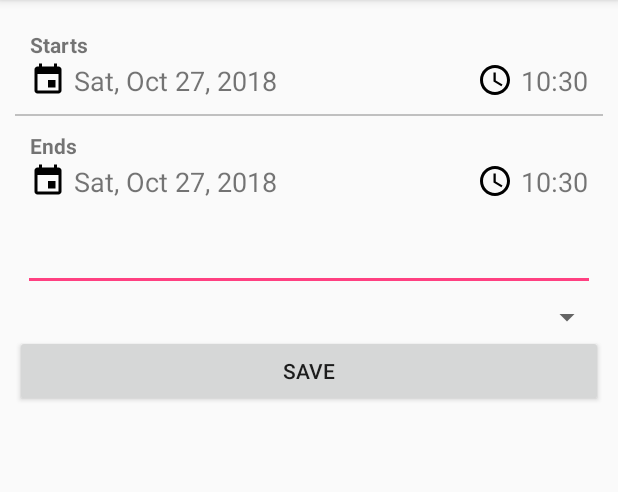
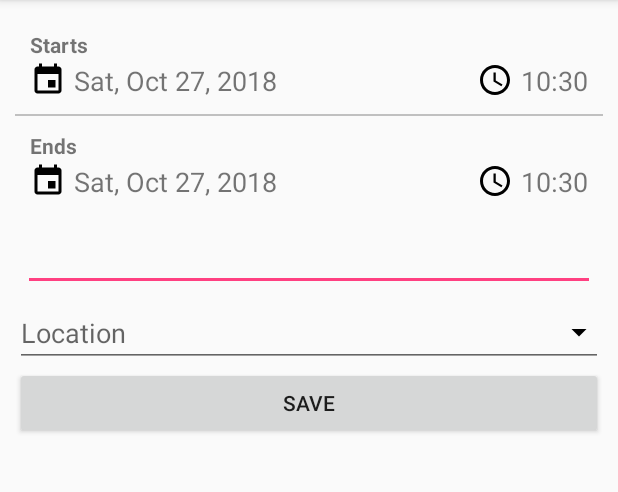
Before and after one commit to 123robi/FeeCollector, an Android app: the AddEvent screen opened directly, with no data from a screen before it, on a phone screen of 412 x 824 dp, the part 84-576 px from its top. Run offline under Robolectric (Android 15) with nearby library versions, the phone set to English and light mode, and no system bars; our stand-ins replace Volley; libraries missing offline, so code that uses them is left out: com.applandeo.materialcalendarview, com.facebook, com.facebook.login; network calls fail.

Commit message:
Improving autocompleteTExtView, adding plaec entity

```diff
--- a/app/src/main/java/eu/rkosir/feecollector/activity/teamManagement/calendar/AddEvent.java
+++ b/app/src/main/java/eu/rkosir/feecollector/activity/teamManagement/calendar/AddEvent.java
@@ -1,15 +1,20 @@
 package eu.rkosir.feecollector.activity.teamManagement.calendar;
 
+import android.annotation.SuppressLint;
 import android.app.Activity;
 import android.app.DatePickerDialog;
 import android.app.TimePickerDialog;
+import android.content.Context;
 import android.content.Intent;
 import android.support.v7.app.AppCompatActivity;
 import android.os.Bundle;
+import android.text.InputType;
 import android.util.Log;
 import android.view.View;
+import android.view.inputmethod.InputMethodManager;
 import android.widget.AdapterView;
 import android.widget.ArrayAdapter;
+import android.widget.AutoCompleteTextView;
 import android.widget.Button;
 import android.widget.DatePicker;
 import android.widget.EditText;
@@ -54,7 +59,6 @@ import eu.rkosir.feecollector.entity.Event;
 import eu.rkosir.feecollector.helper.SharedPreferencesSaver;
 import eu.rkosir.feecollector.helper.VolleySingleton;
 
-import static com.facebook.FacebookSdk.getApplicationContext;
 
 public class AddEvent extends AppCompatActivity implements DatePickerDialog.OnDateSetListener, TimePickerDialog.OnTimeSetListener{
 	private Button mButton;
@@ -67,9 +71,11 @@ public class AddEvent extends AppCompatActivity implements DatePickerDialog.OnDa
 	private RelativeLayout mStartsRelative, mEndsRelative;
 	private int mDay, mMonth, mYear, mHour, mMinute;
 	private Calendar cStart, cEnd;
-	private Spinner mSpinner;
-	private String mPlaceResult;
+	private AutoCompleteTextView mAutoCompleteLocation;
+
 	int PLACE_PICKER_REQUEST = 1;
+
+	@SuppressLint("ClickableViewAccessibility")
 	@Override
 	protected void onCreate(Bundle savedInstanceState) {
 		super.onCreate(savedInstanceState);
@@ -83,8 +89,26 @@ public class AddEvent extends AppCompatActivity implements DatePickerDialog.OnDa
 		mDay = cStart.get(Calendar.DAY_OF_MONTH);
 
 		mButton = findViewById(R.id.addNoteButton);
-		mSpinner = findViewById(R.id.spinner);
+		mAutoCompleteLocation = findViewById(R.id.choose_location);
+		mAutoCompleteLocation.setInputType(InputType.TYPE_NULL);
 		getLocations();
+		mAutoCompleteLocation.setOnTouchListener((arg0, arg1) -> {
+			getLocations();
+			mAutoCompleteLocation.showDropDown();
+			return false;
+		});
+		mAutoCompleteLocation.setOnItemClickListener((parent, view, position, id) -> {
+			if(position == 0) {
+				mAutoCompleteLocation.setText(null);
+				PlacePicker.IntentBuilder builder = new PlacePicker.IntentBuilder();
+				try {
+					startActivityForResult(builder.build(AddEvent.this), PLACE_PICKER_REQUEST);
+				} catch (GooglePlayServicesRepairableException | GooglePlayServicesNotAvailableException e) {
+					e.printStackTrace();
+				}
+			}
+		});
+
 
 		mDescrition = findViewById(R.id.description);
 
@@ -115,8 +139,6 @@ public class AddEvent extends AppCompatActivity implements DatePickerDialog.OnDa
 		mButton.setOnClickListener(v -> {
 			String title = getIntent().getStringExtra("title");
 			Event event;
-			Log.d("END TIME",cEnd.get(Calendar.HOUR_OF_DAY)+"");
-			Log.d("START TIME",cStart.get(Calendar.HOUR_OF_DAY)+"");
 			event = new Event(cStart,String.valueOf(AppConfig.df.format(cStart.getTime())),String.valueOf(AppConfig.df.format(cEnd.getTime())),title, mDescrition.getText().toString(),
 					R.drawable.ic_event_available_black_24dp);
 			saveEvent(event);
@@ -131,6 +153,7 @@ public class AddEvent extends AppCompatActivity implements DatePickerDialog.OnDa
 				if(place.getName() != null) {
 					savePlace(place);
 				}
+				mAutoCompleteLocation.setText(place.getName());
 			}
 		}
 	}
@@ -234,7 +257,6 @@ public class AddEvent extends AppCompatActivity implements DatePickerDialog.OnDa
 
 	@Override
 	public void onTimeSet(TimePicker timePicker, int hour, int minute) {
-		Log.d("HOUR",hour+"");
 		cStart.set(Calendar.HOUR_OF_DAY,hour);
 		cStart.set(Calendar.MINUTE,minute);
 		mStartsTime.setText(getTimeFormat(cStart));
@@ -258,12 +280,16 @@ public class AddEvent extends AppCompatActivity implements DatePickerDialog.OnDa
 		return String.format("%tH", date) + ":" + String.format("%tM", date);
 	}
 
+	/**
+	 * Sending a Volley GET Request to get locations using 1 parameter: team_name
+	 */
 	private void getLocations() {
+		mProgressBar.bringToFront();
+		mProgressBar.setVisibility(View.VISIBLE);
 		String uri = String.format(AppConfig.URL_GET_LOCATIONS,
 				SharedPreferencesSaver.getLastTeamID(getApplicationContext()));
-		List<String> places = new ArrayList<>();
-		places.add("Location");
-		places.add("+ New Location");
+		List<eu.rkosir.feecollector.entity.Place> places = new ArrayList<>();
+		places.add(new eu.rkosir.feecollector.entity.Place(0,getResources().getString(R.string.add_event_new_location),null,0));
 		StringRequest stringRequest = new StringRequest(Request.Method.GET, uri, response -> {
 			JSONObject object = null;
 			try {
@@ -271,32 +297,12 @@ public class AddEvent extends AppCompatActivity implements DatePickerDialog.OnDa
 				JSONArray placesArray = object.getJSONArray("places");
 				for(int i = 0; i < placesArray.length(); i++) {
 					JSONObject place = placesArray.getJSONObject(i);
-					places.add(place.getString("name"));
+					places.add(new eu.rkosir.feecollector.entity.Place(place.getInt("id"),place.getString("name"),place.getString("address"),place.getInt("team_id")));
 				}
 
-				ArrayAdapter<String> adapter = new ArrayAdapter<String>(this,
-						android.R.layout.simple_spinner_item, places.toArray(new String[places.size()]));
-
-				adapter.setDropDownViewResource(android.R.layout.simple_spinner_dropdown_item);
-				mSpinner.setAdapter(adapter);
-				mSpinner.setOnItemSelectedListener(new AdapterView.OnItemSelectedListener() {
-					@Override
-					public void onItemSelected(AdapterView<?> parent, View view, int position, long id) {
-						if(position == 1) {
-							PlacePicker.IntentBuilder builder = new PlacePicker.IntentBuilder();
-							try {
-								startActivityForResult(builder.build(AddEvent.this), PLACE_PICKER_REQUEST);
-							} catch (GooglePlayServicesRepairableException | GooglePlayServicesNotAvailableException e) {
-								e.printStackTrace();
-							}
-						}
-					}
-
-					@Override
-					public void onNothingSelected(AdapterView<?> parent) {
-
-					}
-				});
+				ArrayAdapter<eu.rkosir.feecollector.entity.Place> adapter = new ArrayAdapter<eu.rkosir.feecollector.entity.Place>(this,
+						R.layout.auto_complete_text_view_layout,places);
+				mAutoCompleteLocation.setAdapter(adapter);
 
 			} catch (JSONException e) {
 				Toast.makeText(getApplicationContext(),R.string.toast_unknown_error,Toast.LENGTH_LONG).show();
@@ -309,6 +315,9 @@ public class AddEvent extends AppCompatActivity implements DatePickerDialog.OnDa
 		RequestQueue requestQueue = VolleySingleton.getInstance(getApplicationContext()).getRequestQueue();
 		requestQueue.add(stringRequest);
 		requestQueue.addRequestFinishedListener((RequestQueue.RequestFinishedListener<String>) request -> {
+			if (mProgressBar != null) {
+				mProgressBar.setVisibility(View.INVISIBLE);
+			}
 		});
 	}
 }
--- /dev/null
+++ b/app/src/main/java/eu/rkosir/feecollector/entity/Place.java
@@ -0,0 +1,37 @@
+package eu.rkosir.feecollector.entity;
+
+public class Place {
+
+	private final int id;
+	private final String name;
+	private final String address;
+	private final int team_id;
+
+	public Place(int id, String name, String address, int team_id){
+
+		this.id = id;
+		this.name = name;
+		this.address = address;
+		this.team_id = team_id;
+	}
+
+	public int getId() {
+		return id;
+	}
+
+	public String getName() {
+		return name;
+	}
+
+	public String getAddress() {
+		return address;
+	}
+
+	public int getTeam_id() {
+		return team_id;
+	}
+	@Override
+	public String toString() {
+		return getName();
+	}
+}
--- /dev/null
+++ b/app/src/main/res/drawable/ic_arrow_drop_down_black_24dp.xml
@@ -0,0 +1,9 @@
+<vector xmlns:android="http://schemas.android.com/apk/res/android"
+        android:width="24dp"
+        android:height="24dp"
+        android:viewportWidth="24.0"
+        android:viewportHeight="24.0">
+    <path
+        android:fillColor="#FF000000"
+        android:pathData="M7,10l5,5 5,-5z"/>
+</vector>
--- a/app/src/main/res/layout/activity_add_event.xml
+++ b/app/src/main/res/layout/activity_add_event.xml
@@ -105,11 +105,13 @@
 			android:layout_marginBottom="15dip"
 			android:inputType="text"
 			android:singleLine="true" />
-		<Spinner
-			android:id="@+id/spinner"
-			android:layout_width="fill_parent"
+		<AutoCompleteTextView
+			android:id="@+id/choose_location"
+			android:completionThreshold="1"
+			android:layout_width="match_parent"
 			android:layout_height="wrap_content"
-			/>
+			android:hint="@string/add_event_location"
+			android:drawableRight="@drawable/ic_arrow_drop_down_black_24dp"/>
 
 		<android.support.v7.widget.AppCompatButton
 			android:id="@+id/addNoteButton"
--- a/app/src/main/res/values/strings.xml
+++ b/app/src/main/res/values/strings.xml
@@ -116,6 +116,8 @@
 	<!--Add Event Activity-->
 	<string name="add_event_starts">Starts</string>
 	<string name="add_event_ends">Ends</string>
+	<string name="add_event_location">Location</string>
+	<string name="add_event_new_location">+ Add new Location</string>
 
 	<string name="floating_action_button_event">Event</string>
 	<string name="floating_action_button_match">Match</string>
```
Also changed, not shown: app/src/main/res/layout/auto_complete_text_view_layout.xml (added, +10 -0 lines).
